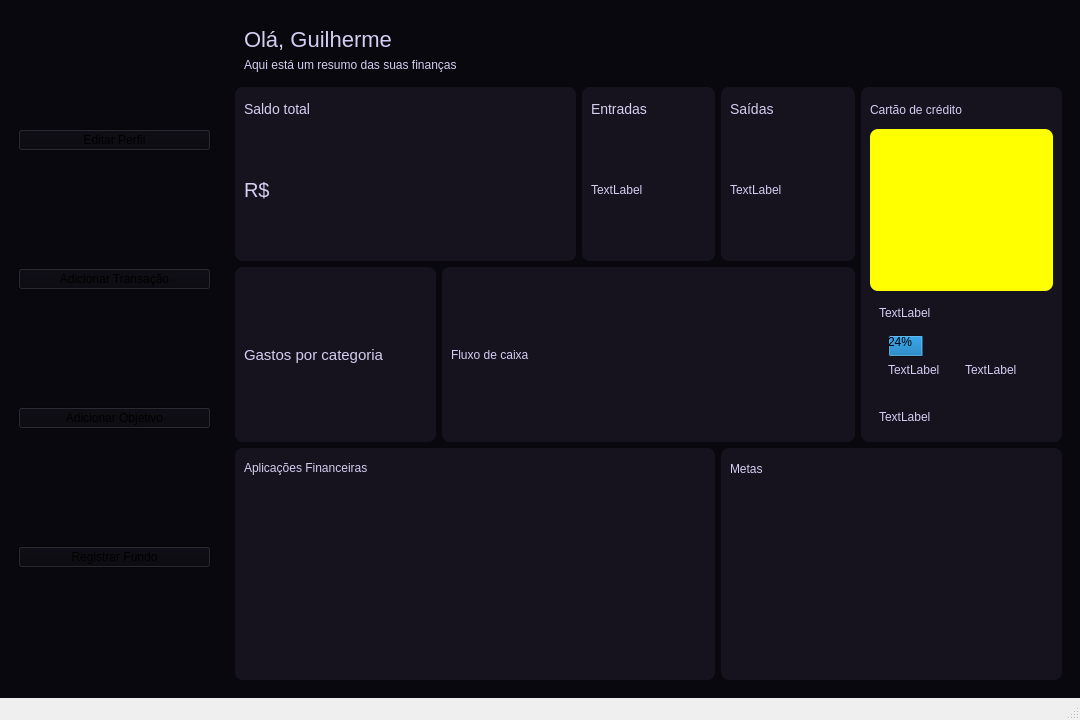
This is mainwindow.ui in Gui1-p/Sistema-de-Finan-as as Qt 5 draws it before an edit. The edited form follows.
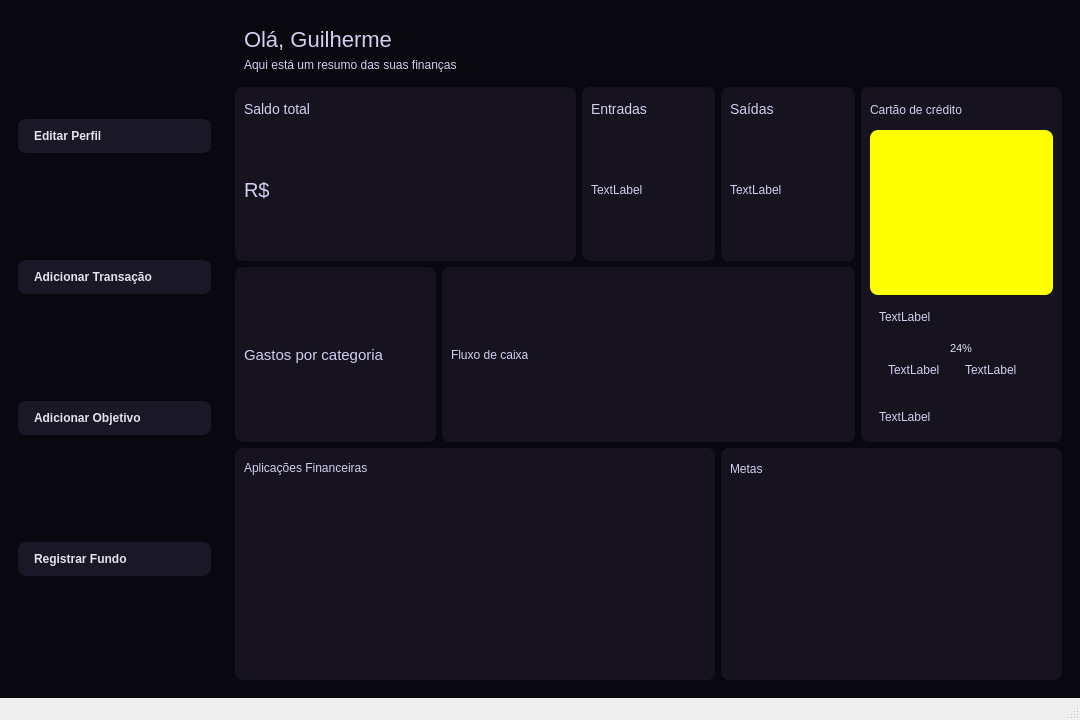
This is the edited form.

```diff
--- a/mainwindow.ui
+++ b/mainwindow.ui
@@ -26,6 +26,23 @@
         <verstretch>0</verstretch>
        </sizepolicy>
       </property>
+      <property name="styleSheet">
+       <string notr="true">QPushButton {
+    background-color: #1a1726;
+    color: #e6e2f0;
+    border: none;
+    border-radius: 8px;
+    padding: 10px 16px;
+    font-weight: 600;
+    text-align: left;
+}
+QPushButton:hover {
+    background-color: #2a2438;
+}
+QPushButton:pressed {
+    background-color: #7c3aed;
+}</string>
+      </property>
       <layout class="QVBoxLayout" name="verticalLayout_11">
        <item>
         <widget class="QPushButton" name="pushButton_4">
@@ -77,6 +94,28 @@
 	color: rgb(213, 206, 241);
 	font: 12pt &quot;&quot;Plus Jakarta Sans&quot;, system-ui, sans-serif;&quot;;
 }
+QProgressBar {
+    background-color: rgb(26, 23, 38);
+    border: none;
+    border-radius: 4px;
+    min-height: 18px;
+    text-align: center;
+    color: rgb(230, 226, 240);
+    font-size: 11px;
+}
+
+QProgressBar::chunk {
+    background-color: qlineargradient(x1:0, y1:0, x2:1, y2:0,
+        stop:0 rgb(168, 85, 247),
+        stop:1 rgb(124, 58, 237));
+    border-radius: 4px;
+}
+
+QWidget#FundosRegistrados QLabel,
+QWidget#AreaMetas QLabel {
+    color: rgb(230, 226, 240);
+    padding: 6px 4px;
+}
 </string>
       </property>
       <layout class="QGridLayout" name="gridLayout" rowstretch="1,0,6,6,8" columnstretch="3,2,2,2,3" columnminimumwidth="0,0,0,0,0">
```
Left out of the diff: 11 changed lines with no effect on the pictures.
